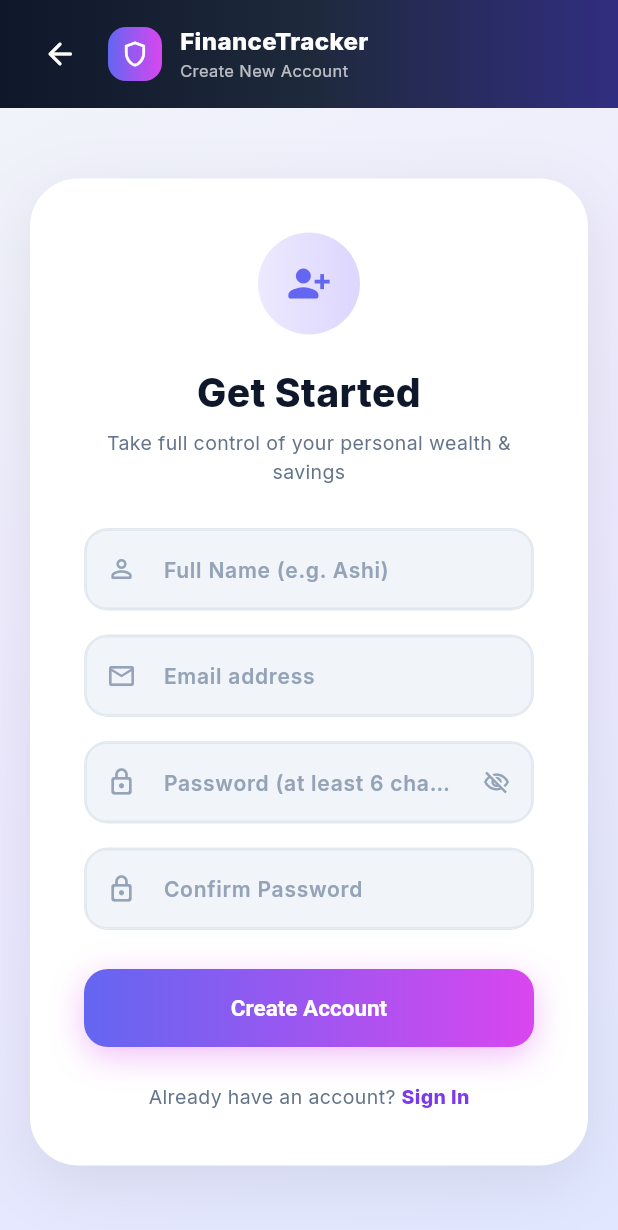
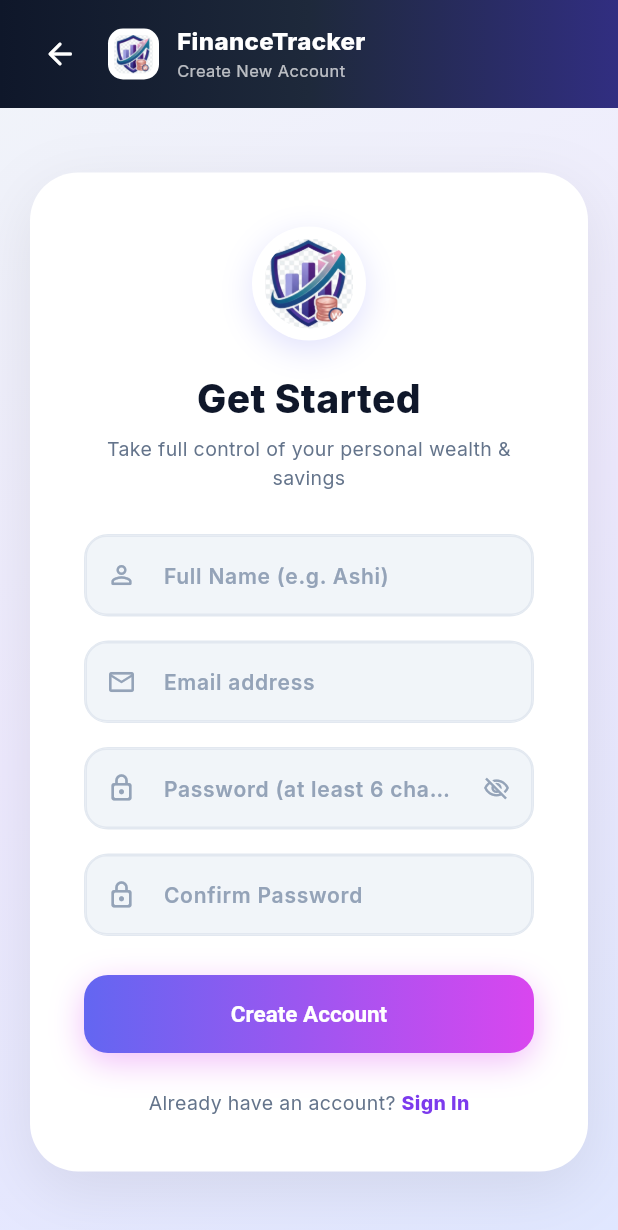
Before and after one commit to Ashi0411/personal-finance-tracker_mobile, a Flutter app: the screen it shows after launch, after a tap on "Create Account", on a phone screen of 412 x 824 dp. Shown: the top 1230 px of the screen. Run offline on Flutter 3.47's test engine with Material 3 defaults, Android fonts, the phone set to English and light mode, and no system bars; drawn by our look-alikes of flutter_animate; our stand-ins replace fl_chart, google_fonts, image_picker, pdf, printing, shared_preferences; accounts and stored records are empty.

Commit message:
Integrate official FinanceTracker logo across application, drawer, headers, and web favicon

```diff
--- a/lib/screens/auth/login_screen.dart
+++ b/lib/screens/auth/login_screen.dart
@@ -142,14 +142,22 @@ class _LoginScreenState extends State<LoginScreen> {
       child: Row(
         children: [
           Container(
-            padding: const EdgeInsets.all(8),
+            padding: const EdgeInsets.all(4),
             decoration: BoxDecoration(
-              gradient: const LinearGradient(
-                colors: [Color(0xFF6366F1), Color(0xFFD946EF)],
-              ),
+              color: Colors.white,
               borderRadius: BorderRadius.circular(12),
+              boxShadow: [
+                BoxShadow(
+                  color: const Color(0xFF6366F1).withValues(alpha: 0.3),
+                  blurRadius: 10,
+                  offset: const Offset(0, 3),
+                ),
+              ],
             ),
-            child: const Icon(Icons.shield_outlined, color: Colors.white, size: 22),
+            child: ClipRRect(
+              borderRadius: BorderRadius.circular(8),
+              child: Image.asset('assets/images/logo.png', height: 28, width: 28, fit: BoxFit.contain),
+            ),
           ),
           const SizedBox(width: 12),
           Column(
@@ -190,34 +198,23 @@ class _LoginScreenState extends State<LoginScreen> {
             // Center Circular Shield Logo
             Center(
               child: Container(
-                width: 72,
-                height: 72,
+                width: 80,
+                height: 80,
                 decoration: BoxDecoration(
                   shape: BoxShape.circle,
-                  gradient: const LinearGradient(
-                    colors: [Color(0xFFEDE9FE), Color(0xFFDDD6FE)],
-                    begin: Alignment.topLeft,
-                    end: Alignment.bottomRight,
-                  ),
+                  color: Colors.white,
                   boxShadow: const [
                     BoxShadow(
                       color: Color(0x336366F1),
-                      blurRadius: 18,
-                      offset: Offset(0, 6),
+                      blurRadius: 20,
+                      offset: Offset(0, 8),
                     ),
                   ],
                 ),
-                child: Center(
-                  child: Container(
-                    padding: const EdgeInsets.all(12),
-                    decoration: const BoxDecoration(
-                      shape: BoxShape.circle,
-                      gradient: LinearGradient(
-                        colors: [Color(0xFF6366F1), Color(0xFF8B5CF6)],
-                      ),
-                    ),
-                    child: const Icon(Icons.shield_rounded, color: Colors.white, size: 26),
-                  ),
+                padding: const EdgeInsets.all(10),
+                child: ClipRRect(
+                  borderRadius: BorderRadius.circular(40),
+                  child: Image.asset('assets/images/logo.png', fit: BoxFit.contain),
                 ),
               ),
             ).animate().scale(duration: 400.ms),
--- a/lib/screens/auth/register_screen.dart
+++ b/lib/screens/auth/register_screen.dart
@@ -98,14 +98,15 @@ class _RegisterScreenState extends State<RegisterScreen> {
                     ),
                     const SizedBox(width: 8),
                     Container(
-                      padding: const EdgeInsets.all(8),
+                      padding: const EdgeInsets.all(4),
                       decoration: BoxDecoration(
-                        gradient: const LinearGradient(
-                          colors: [Color(0xFF6366F1), Color(0xFFD946EF)],
-                        ),
-                        borderRadius: BorderRadius.circular(12),
+                        color: Colors.white,
+                        borderRadius: BorderRadius.circular(10),
                       ),
-                      child: const Icon(Icons.shield_outlined, color: Colors.white, size: 20),
+                      child: ClipRRect(
+                        borderRadius: BorderRadius.circular(6),
+                        child: Image.asset('assets/images/logo.png', height: 26, width: 26, fit: BoxFit.contain),
+                      ),
                     ),
                     const SizedBox(width: 12),
                     Column(
@@ -157,16 +158,23 @@ class _RegisterScreenState extends State<RegisterScreen> {
                           children: [
                             Center(
                               child: Container(
-                                width: 68,
-                                height: 68,
-                                decoration: const BoxDecoration(
+                                width: 76,
+                                height: 76,
+                                decoration: BoxDecoration(
                                   shape: BoxShape.circle,
-                                  gradient: LinearGradient(
-                                    colors: [Color(0xFFEDE9FE), Color(0xFFDDD6FE)],
-                                  ),
+                                  color: Colors.white,
+                                  boxShadow: const [
+                                    BoxShadow(
+                                      color: Color(0x336366F1),
+                                      blurRadius: 18,
+                                      offset: Offset(0, 6),
+                                    ),
+                                  ],
                                 ),
-                                child: const Center(
-                                  child: Icon(Icons.person_add_alt_1_rounded, color: Color(0xFF6366F1), size: 30),
+                                padding: const EdgeInsets.all(8),
+                                child: ClipRRect(
+                                  borderRadius: BorderRadius.circular(40),
+                                  child: Image.asset('assets/images/logo.png', fit: BoxFit.contain),
                                 ),
                               ),
                             ).animate().scale(duration: 400.ms),
--- a/pubspec.yaml
+++ b/pubspec.yaml
@@ -67,10 +67,8 @@ flutter:
   # the material Icons class.
   uses-material-design: true
 
-  # To add assets to your application, add an assets section, like this:
-  # assets:
-  #   - images/a_dot_burr.jpeg
-  #   - images/a_dot_ham.jpeg
+  assets:
+    - assets/images/
 
   # An image asset can refer to one or more resolution-specific "variants", see
   # https://flutter.dev/to/resolution-aware-images
```
Also changed, not shown: lib/screens/dashboard/dashboard_screen.dart (+13 -5 lines), lib/screens/profile/profile_screen.dart (+43 -1 lines), lib/widgets/app_drawer.dart (+20 -1 lines), assets/images/logo.png (added), 5 other files.
